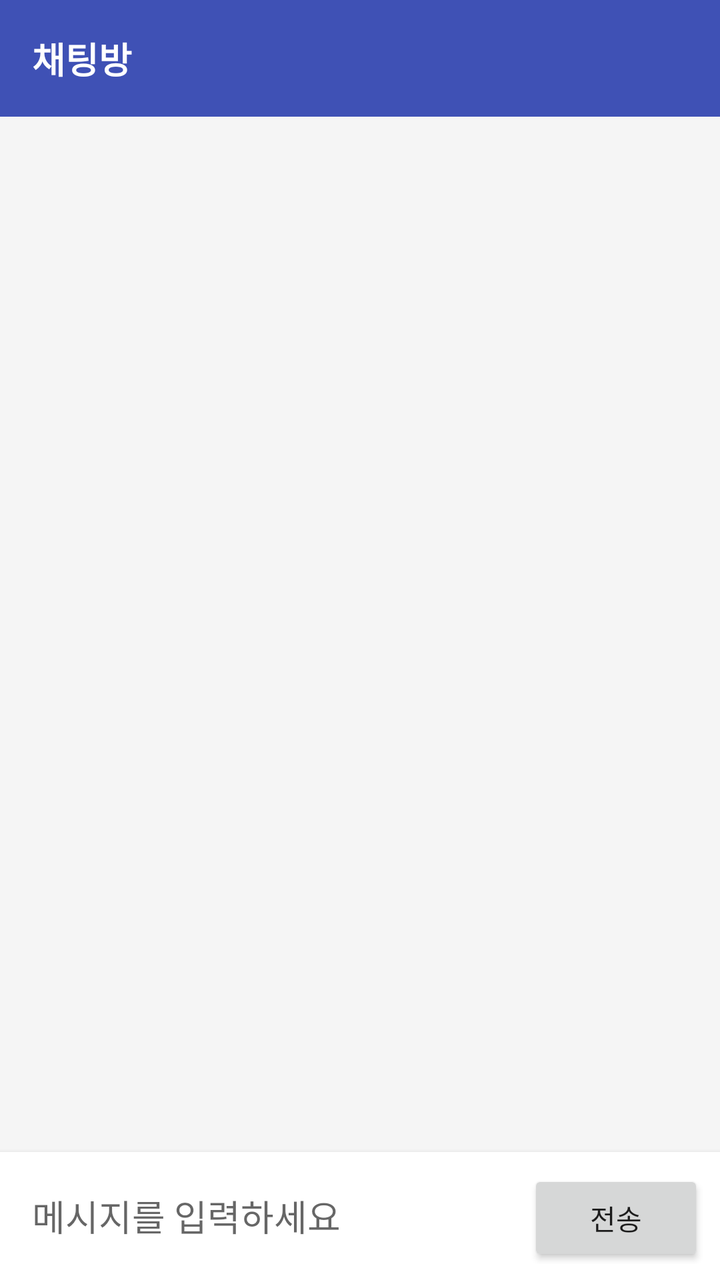
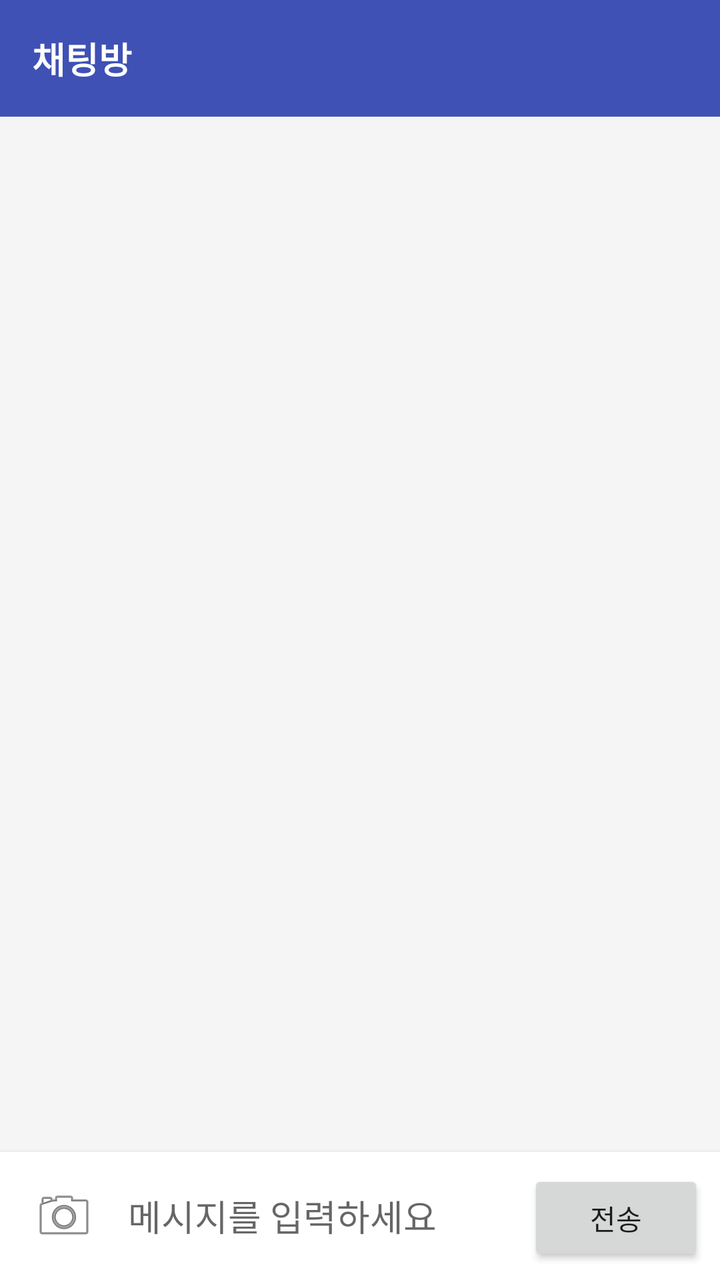

Screens rendered from an Android XML layout before and after an edit, with the pre-edit source and the edit as a unified diff.
<!-- AndroidManifest.xml: application theme Theme.AppCompat.Light.NoActionBar -->
<!-- res/layout/activity_chat_room.xml -->
<?xml version="1.0" encoding="utf-8"?>
<RelativeLayout xmlns:android="http://schemas.android.com/apk/res/android"
    android:layout_width="match_parent"
    android:layout_height="match_parent"
    android:background="#F5F5F5">

    <TextView
        android:id="@+id/tvChatTitle"
        android:layout_width="match_parent"
        android:layout_height="wrap_content"
        android:background="#3F51B5"
        android:padding="16dp"
        android:text="채팅방"
        android:textColor="#FFFFFF"
        android:textSize="18sp"
        android:textStyle="bold" />

    <androidx.recyclerview.widget.RecyclerView
        android:id="@+id/recyclerViewChat"
        android:layout_width="match_parent"
        android:layout_height="match_parent"
        android:layout_above="@id/layoutInput"
        android:layout_below="@id/tvChatTitle"
        android:padding="8dp"
        android:clipToPadding="false"/>

    <LinearLayout
        android:id="@+id/layoutInput"
        android:layout_width="match_parent"
        android:layout_height="wrap_content"
        android:layout_alignParentBottom="true"
        android:background="#FFFFFF"
        android:orientation="horizontal"
        android:padding="8dp"
        android:elevation="4dp">

        <EditText
            android:id="@+id/etMessage"
            android:layout_width="0dp"
            android:layout_height="wrap_content"
            android:layout_weight="1"
            android:background="@android:color/transparent"
            android:hint="메시지를 입력하세요"
            android:minHeight="48dp"
            android:padding="8dp" />

        <Button
            android:id="@+id/btnSend"
            android:layout_width="wrap_content"
            android:layout_height="wrap_content"
            android:text="전송" />
    </LinearLayout>
</RelativeLayout>
<!-- resources referenced by this layout -->
<resources>

</resources>

<!-- the commit's change to res/layout/activity_chat_room.xml (unified diff, before → after) -->
@@ -34,6 +34,14 @@
         android:padding="8dp"
         android:elevation="4dp">
 
+        <ImageButton
+            android:id="@+id/btnAttachImage"
+            android:layout_width="48dp"
+            android:layout_height="48dp"
+            android:src="@android:drawable/ic_menu_camera"
+            android:background="?attr/selectableItemBackgroundBorderless"
+            android:scaleType="centerInside" />
+
         <EditText
             android:id="@+id/etMessage"
             android:layout_width="0dp"
